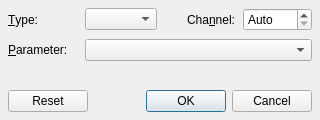
The window that src/synthv1widget_control.ui (rncbc/synthv1) describes before a commit, drawn with Qt 5.
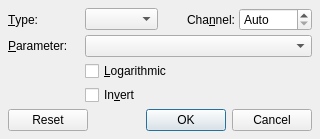
The same window after the commit. Icons and pictures are not drawn.

Commit message: - Add MIDI controller data flags (Logarithimc, Invert).

Patch:
```diff
--- a/src/synthv1widget_control.ui
+++ b/src/synthv1widget_control.ui
@@ -109,7 +109,21 @@
      </property>
     </widget>
    </item>
-   <item row="2" column="0" colspan="4">
+   <item row="2" column="1" colspan="3">
+    <widget class="QCheckBox" name="ControlLogarithmicCheckBox">
+     <property name="text">
+      <string>&amp;Logarithmic</string>
+     </property>
+    </widget>
+   </item>
+   <item row="3" column="1" colspan="3">
+    <widget class="QCheckBox" name="ControlInvertCheckBox">
+     <property name="text">
+      <string>In&amp;vert</string>
+     </property>
+    </widget>
+   </item>
+   <item row="4" column="0" colspan="4">
     <spacer>
      <property name="orientation">
       <enum>Qt::Vertical</enum>
@@ -122,7 +136,7 @@
      </property>
     </spacer>
    </item>
-   <item row="3" column="0" colspan="4">
+   <item row="5" column="0" colspan="4">
     <widget class="QDialogButtonBox" name="DialogButtonBox">
      <property name="orientation">
       <enum>Qt::Horizontal</enum>
@@ -134,7 +148,7 @@
    </item>
   </layout>
  </widget>
- <layoutdefault spacing="8" margin="8"/>
+ <layoutdefault spacing="4" margin="8"/>
  <tabstops>
   <tabstop>ControlTypeComboBox</tabstop>
   <tabstop>ControlChannelSpinBox</tabstop>
```
Left out of the diff: 2 changed lines with no effect on the pictures. The commit also changes 7 other files.
